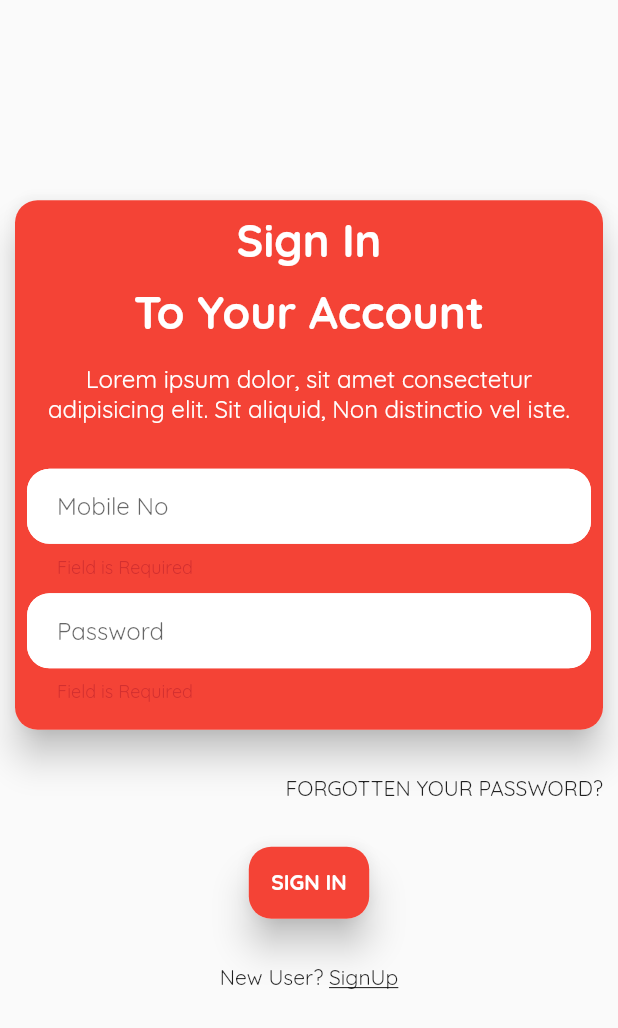
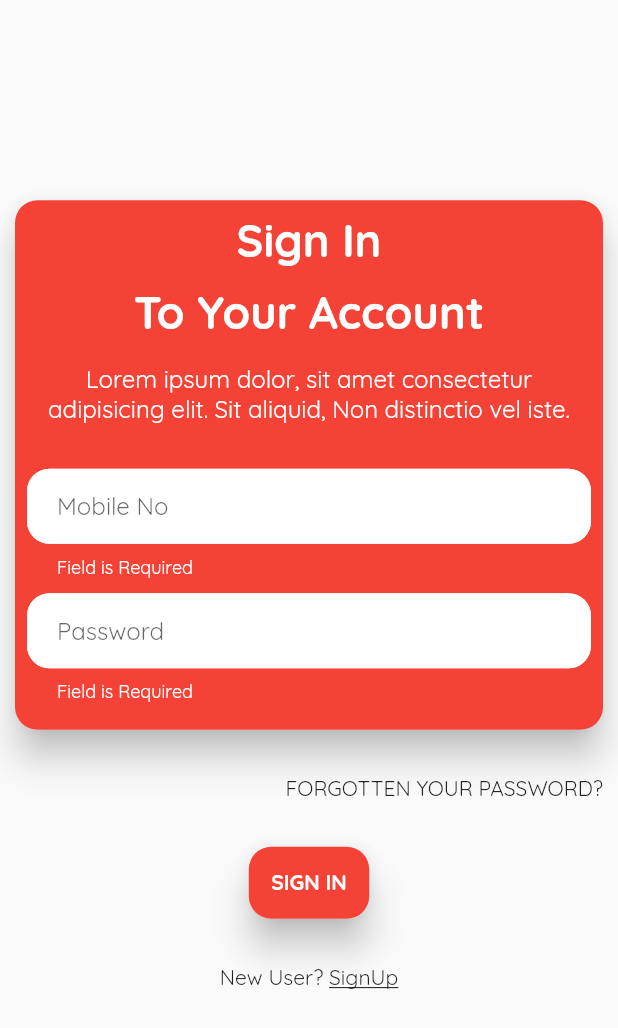
Before and after one commit to rushitbaldha/Lebech_Property_New_Project, a Flutter app: the screen it shows after launch, after a tap on "SIGN IN", on a phone screen of 412 x 824 dp. Shown: the top 1028 px of the screen. Run offline on Flutter 3.47's test engine with Material 2 defaults, Android fonts, the phone set to English and light mode, and no system bars; our stand-ins replace carousel_slider, fluttertoast, get, shared_preferences, youtube_player_flutter.

Commit message:
Add ApiUrl File, Add SharedPreferance File, Add SignIn Screen

```diff
--- /dev/null
+++ b/lebech_property/lib/common/constants/api_url.dart
@@ -0,0 +1,7 @@
+class ApiUrl {
+  static const String apiMainPath = "https://lebechproperty.com/admin/api/";
+
+  static const String homeScreenApi = apiMainPath + "customer/index";
+  static const String loginApi = apiMainPath + "customer/login";
+  static const String registerApi = apiMainPath + "customer/register";
+}
--- a/lebech_property/lib/common/field_decorations.dart
+++ b/lebech_property/lib/common/field_decorations.dart
@@ -43,6 +43,7 @@ InputDecoration formFieldDecoration({required String hintText}) {
     hintText: hintText,
     fillColor: Colors.white,
     filled: true,
+    errorStyle: const TextStyle(color: Colors.white),
     enabledBorder: OutlineInputBorder(
       borderRadius: BorderRadius.circular(15),
       borderSide: const BorderSide(color: Colors.white),
--- /dev/null
+++ b/lebech_property/lib/common/sharedpreference_data/sharedpreference_data.dart
@@ -0,0 +1,16 @@
+import 'package:shared_preferences/shared_preferences.dart';
+
+class SharedPreferenceData {
+  String isUserLoggedInKey = 'isUserLoggedInKey';
+  String userTokenKey = 'userTokenKey';
+
+  setUserLoggedInDetailsInPrefs({required String userToken}) async {
+    SharedPreferences prefs = await SharedPreferences.getInstance();
+    prefs.setBool(isUserLoggedInKey, true);
+    prefs.setString(userTokenKey, userToken);
+
+    print('isUserLoggedInKey : ${prefs.getBool(isUserLoggedInKey)}');
+    print('userTokenKey : ${prefs.getString(userTokenKey)}');
+  }
+
+}
--- a/lebech_property/lib/controllers/home_screen_controller/home_screen_controller.dart
+++ b/lebech_property/lib/controllers/home_screen_controller/home_screen_controller.dart
@@ -1,6 +1,6 @@
 import 'package:flutter/cupertino.dart';
 import 'package:get/get.dart';
-import 'package:lebech_property/common/app_images.dart';
+import 'package:lebech_property/common/constants/app_images.dart';
 import 'package:youtube_player_flutter/youtube_player_flutter.dart';
 
 class HomeScreenController extends GetxController {
--- a/lebech_property/lib/main.dart
+++ b/lebech_property/lib/main.dart
@@ -3,7 +3,6 @@ import 'package:get/get.dart';
 import 'package:lebech_property/screens/sign_in_screen/sign_in_screen.dart';
 
 import 'common/app_theme/app_theme.dart';
-import 'screens/home_screen/home_screen.dart';
 
 void main() {
   runApp(const MyApp());
--- /dev/null
+++ b/lebech_property/lib/models/sign_in_model/sign_in_model.dart
@@ -0,0 +1,45 @@
+import 'dart:convert';
+
+SignInModel signInModelFromJson(String str) => SignInModel.fromJson(json.decode(str));
+
+String signInModelToJson(SignInModel data) => json.encode(data.toJson());
+
+class SignInModel {
+  SignInModel({
+    required this.status,
+    required this.message,
+    required this.data,
+  });
+
+  String status;
+  String message;
+  Data data;
+
+  factory SignInModel.fromJson(Map<String, dynamic> json) => SignInModel(
+    status: json["status"] ?? "Failed",
+    message: json["message"] ?? "",
+    data: Data.fromJson(json["data"] ?? {}),
+  );
+
+  Map<String, dynamic> toJson() => {
+    "status": status,
+    "message": message,
+    "data": data.toJson(),
+  };
+}
+
+class Data {
+  Data({
+    required this.token,
+  });
+
+  String token;
+
+  factory Data.fromJson(Map<String, dynamic> json) => Data(
+    token: json["token"] ?? "",
+  );
+
+  Map<String, dynamic> toJson() => {
+    "token": token,
+  };
+}
--- a/lebech_property/lib/screens/home_screen/home_screen_widgets.dart
+++ b/lebech_property/lib/screens/home_screen/home_screen_widgets.dart
@@ -2,7 +2,7 @@ import 'package:carousel_slider/carousel_slider.dart';
 import 'package:flutter/cupertino.dart';
 import 'package:flutter/material.dart';
 import 'package:get/get.dart';
-import 'package:lebech_property/common/app_images.dart';
+import 'package:lebech_property/common/constants/app_images.dart';
 import 'package:lebech_property/controllers/home_screen_controller/home_screen_controller.dart';
 import 'package:youtube_player_flutter/youtube_player_flutter.dart';
 
--- a/lebech_property/lib/screens/sign_in_screen/sign_in_screen_widgets.dart
+++ b/lebech_property/lib/screens/sign_in_screen/sign_in_screen_widgets.dart
@@ -5,6 +5,7 @@ import 'package:lebech_property/screens/sign_up_screen/sign_up_screen.dart';
 import '../../common/field_decorations.dart';
 import '../../common/field_validations.dart';
 import '../../controllers/sign_in_screen_controller/sign_in_screen_controller.dart';
+import '../home_screen/home_screen.dart';
 
 
 class SignInPhoneNoTextFieldModule extends StatelessWidget {
@@ -18,9 +19,6 @@ class SignInPhoneNoTextFieldModule extends StatelessWidget {
       keyboardType: TextInputType.phone,
       maxLength: 10,
       decoration: formFieldDecoration(hintText: 'Mobile No'),
-      style: const TextStyle(
-        color: Colors.white,
-      ),
       validator: (value) => FieldValidations().validateMobile(value!),
     );
   }
@@ -36,9 +34,6 @@ class SignInPasswordFieldModule extends StatelessWidget {
       controller: screenController.passwordTextField,
       keyboardType: TextInputType.text,
       decoration: formFieldDecoration(hintText: 'Password'),
-      style: const TextStyle(
-        color: Colors.white,
-      ),
       validator: (value) => FieldValidations().validatePassword(value!),
     );
   }
@@ -53,8 +48,8 @@ class SignInButtonModule extends StatelessWidget {
     return GestureDetector(
       onTap: () async {
         if(screenController.formKey.currentState!.validate()){
-          // await screenController.userSignInFunction();
-          // Get.off(()=> HomeScreen());
+          await screenController.userSignInFunction();
+          Get.off(()=> HomeScreen());
         }
       },
       child: Material(
--- a/lebech_property/pubspec.yaml
+++ b/lebech_property/pubspec.yaml
@@ -37,6 +37,9 @@ dependencies:
   get: ^4.6.1
   carousel_slider: ^4.0.0
   youtube_player_flutter: ^8.0.0
+  http: ^0.13.4
+  shared_preferences: ^2.0.13
+  fluttertoast: ^8.0.9
 
 dev_dependencies:
   flutter_test:
```
Also changed, not shown: lebech_property/lib/controllers/sign_in_screen_controller/sign_in_screen_controller.dart (+44 -0 lines), lebech_property/lib/common/constants/app_images.dart (renamed from lebech_property/lib/common/app_images.dart).
